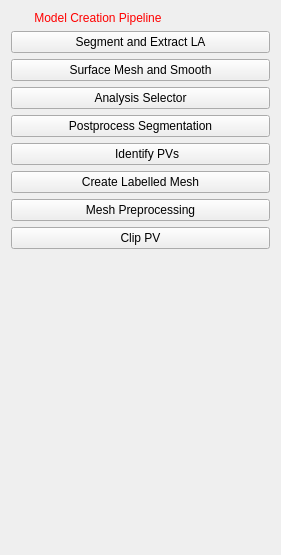
This is CemrgApp/Plugins/kcl.cemrgapp.atrialstrainmotion/src/internal/AtrialStrainMotionViewControls.ui in CemrgDevelopers/CemrgApp as Qt 5 draws it before an edit. The edited form follows.
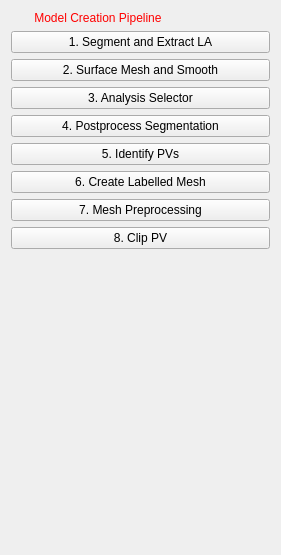
This is the edited form.

Commit message: all used buttons from UAC pipeline are copied.

What changed in the file:
```diff
--- a/CemrgApp/Plugins/kcl.cemrgapp.atrialstrainmotion/src/internal/AtrialStrainMotionViewControls.ui
+++ b/CemrgApp/Plugins/kcl.cemrgapp.atrialstrainmotion/src/internal/AtrialStrainMotionViewControls.ui
@@ -33,56 +33,56 @@
    <item>
     <widget class="QPushButton" name="segment_extract">
      <property name="text">
-      <string>Segment and Extract LA</string>
+      <string>1. Segment and Extract LA</string>
      </property>
     </widget>
    </item>
    <item>
     <widget class="QPushButton" name="surface_mesh_smooth">
      <property name="text">
-      <string>Surface Mesh and Smooth</string>
+      <string>2. Surface Mesh and Smooth</string>
      </property>
     </widget>
    </item>
    <item>
     <widget class="QPushButton" name="button_3_imanalysis">
      <property name="text">
-      <string>Analysis Selector</string>
+      <string>3. Analysis Selector</string>
      </property>
     </widget>
    </item>
    <item>
     <widget class="QPushButton" name="button_man4_2_postproc">
      <property name="text">
-      <string>Postprocess Segmentation</string>
+      <string>4. Postprocess Segmentation</string>
      </property>
     </widget>
    </item>
    <item>
     <widget class="QPushButton" name="button_man5_idPV">
      <property name="text">
-      <string>    Identify PVs</string>
+      <string>5. Identify PVs</string>
      </property>
     </widget>
    </item>
    <item>
     <widget class="QPushButton" name="button_man6_labelmesh">
      <property name="text">
-      <string>Create Labelled Mesh</string>
+      <string>6. Create Labelled Mesh</string>
      </property>
     </widget>
    </item>
    <item>
     <widget class="QPushButton" name="button_auto4_meshpreproc">
      <property name="text">
-      <string>Mesh Preprocessing</string>
+      <string>7. Mesh Preprocessing</string>
      </property>
     </widget>
    </item>
    <item>
     <widget class="QPushButton" name="button_man8_clipPV">
      <property name="text">
-      <string>Clip PV</string>
+      <string>8. Clip PV</string>
      </property>
     </widget>
    </item>
```
The commit also changes 2 other files.
